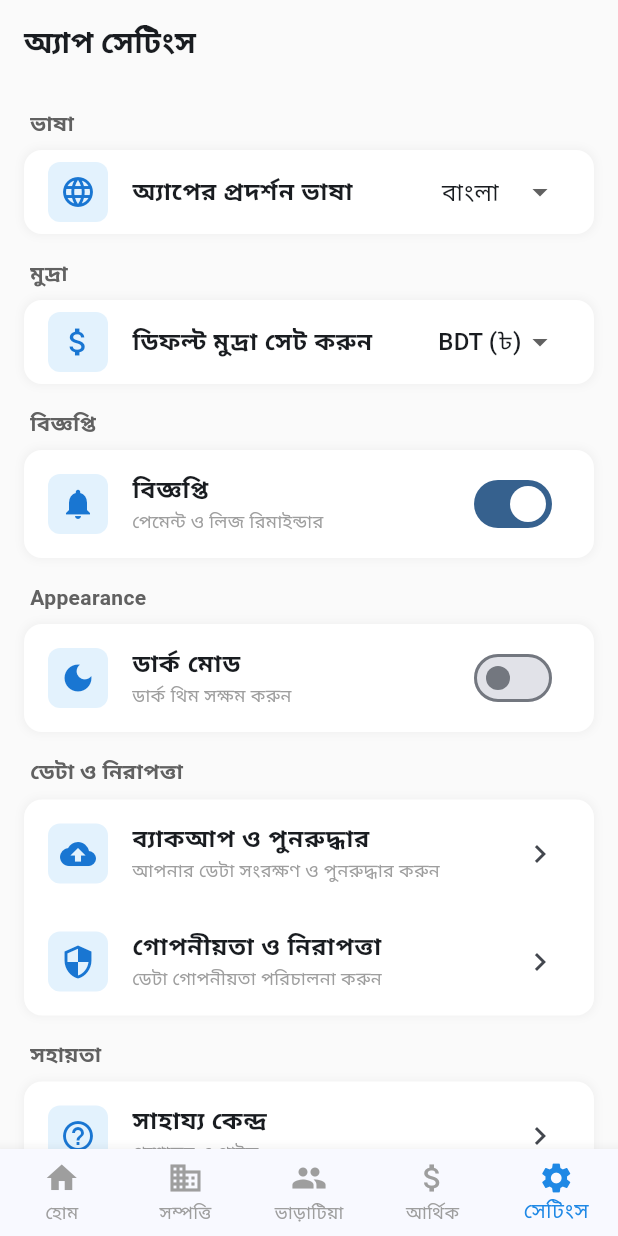
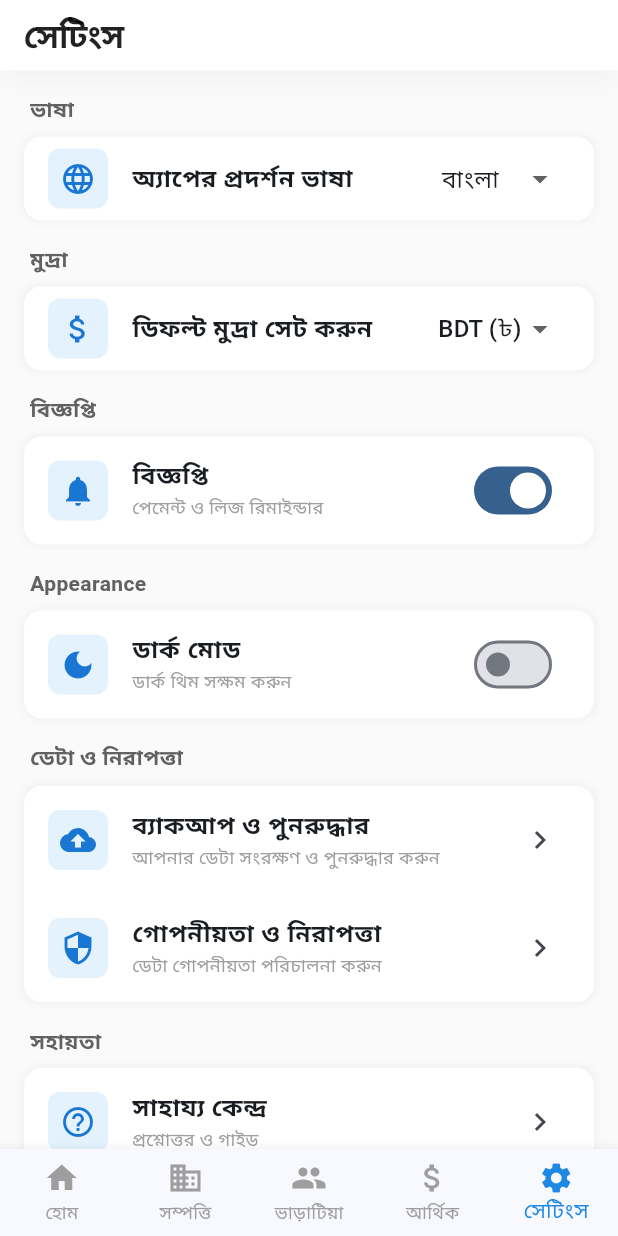
Before and after one commit to revansGIT/Home_rental_management, a Flutter app: the screen it shows after launch, item 5 of the bottom bar chosen, on a phone screen of 412 x 824 dp. Run offline on Flutter 3.47's test engine with Material 3 defaults, Android fonts, the phone set to English and light mode, and no system bars; our stand-ins replace go_router, hive, hive_flutter, image_picker, timeago; accounts and stored records are empty.

Commit message:
feat: implement core UI structure with dashboard, settings, and feature navigation screens

```diff
--- /dev/null
+++ b/lib/core/widgets/custom_app_bar.dart
@@ -0,0 +1,100 @@
+import 'package:flutter/material.dart';
+import 'package:go_router/go_router.dart';
+
+class CustomAppBar extends StatelessWidget implements PreferredSizeWidget {
+  final String title;
+  final String? subtitle;
+  final List<Widget>? actions;
+  final Widget? leading;
+  final bool showBackButton;
+
+  const CustomAppBar({
+    super.key,
+    required this.title,
+    this.subtitle,
+    this.actions,
+    this.leading,
+    this.showBackButton = true,
+  });
+
+  @override
+  Widget build(BuildContext context) {
+    return Container(
+      decoration: BoxDecoration(
+        color: Colors.white,
+        boxShadow: [
+          BoxShadow(
+            color: Colors.black.withValues(alpha: 0.04),
+            offset: const Offset(0, 4),
+            blurRadius: 16,
+          ),
+        ],
+      ),
+      child: SafeArea(
+        bottom: false,
+        child: Padding(
+          padding: const EdgeInsets.symmetric(horizontal: 8.0, vertical: 8.0),
+          child: Row(
+            children: [
+              if (showBackButton && context.canPop())
+                leading ??
+                    Padding(
+                      padding: const EdgeInsets.only(right: 8.0),
+                      child: IconButton(
+                        icon: Container(
+                          padding: const EdgeInsets.all(8),
+                          decoration: BoxDecoration(
+                            color: Colors.blue[50],
+                            borderRadius: BorderRadius.circular(12),
+                          ),
+                          child: Icon(Icons.arrow_back_ios_new, size: 18, color: Colors.blue[700]),
+                        ),
+                        onPressed: () => context.pop(),
+                      ),
+                    )
+              else if (leading != null)
+                Padding(
+                  padding: const EdgeInsets.only(right: 8.0),
+                  child: leading!,
+                )
+              else
+                const SizedBox(width: 8),
+
+              Expanded(
+                child: Column(
+                  crossAxisAlignment: CrossAxisAlignment.start,
+                  mainAxisSize: MainAxisSize.min,
+                  children: [
+                    if (subtitle != null)
+                      Text(
+                        subtitle!,
+                        style: TextStyle(
+                          fontSize: 13,
+                          fontWeight: FontWeight.w600,
+                          color: Colors.grey[500],
+                          letterSpacing: 0.5,
+                        ),
+                      ),
+                    Text(
+                      title,
+                      style: const TextStyle(
+                        fontSize: 22,
+                        fontWeight: FontWeight.w800,
+                        color: Colors.black87,
+                        letterSpacing: -0.5,
+                      ),
+                    ),
+                  ],
+                ),
+              ),
+              if (actions != null) ...actions!,
+            ],
+          ),
+        ),
+      ),
+    );
+  }
+
+  @override
+  Size get preferredSize => Size.fromHeight(subtitle != null ? 70.0 : 60.0);
+}
--- a/lib/screens/settings_screen.dart
+++ b/lib/screens/settings_screen.dart
@@ -1,5 +1,6 @@
 import 'package:flutter/material.dart';
 import 'package:home_rental_management/core/localization/app_localizations.dart';
+import '../../core/widgets/custom_app_bar.dart';
 
 import 'package:provider/provider.dart';
 import '../utils/app_provider.dart';
@@ -14,13 +15,9 @@ class SettingsScreen extends StatelessWidget {
 
     return Scaffold(
       backgroundColor: Colors.grey[50],
-      appBar: AppBar(
-        backgroundColor: Colors.transparent,
-        elevation: 0,
-        title: Text(
-          localizations.appSettings,
-          style: const TextStyle(fontSize: 20, fontWeight: FontWeight.bold),
-        ),
+      appBar: CustomAppBar(
+        title: localizations.settings,
+        showBackButton: false,
       ),
       body: SingleChildScrollView(
         padding: const EdgeInsets.all(16),
```
Also changed, not shown: lib/features/dashboard/presentation/screens/dashboard_screen.dart (+6 -17 lines), lib/features/dashboard/presentation/screens/recent_activity_screen.dart (+3 -7 lines), lib/features/finance/presentation/screens/financial_reports_screen.dart (+19 -15 lines), lib/features/properties/presentation/screens/property_list_screen.dart (+8 -14 lines), lib/features/tenants/presentation/screens/tenant_list_screen.dart (+8 -15 lines), lib/features/tenants/presentation/screens/tenant_profile_screen.dart (+34 -12 lines).
